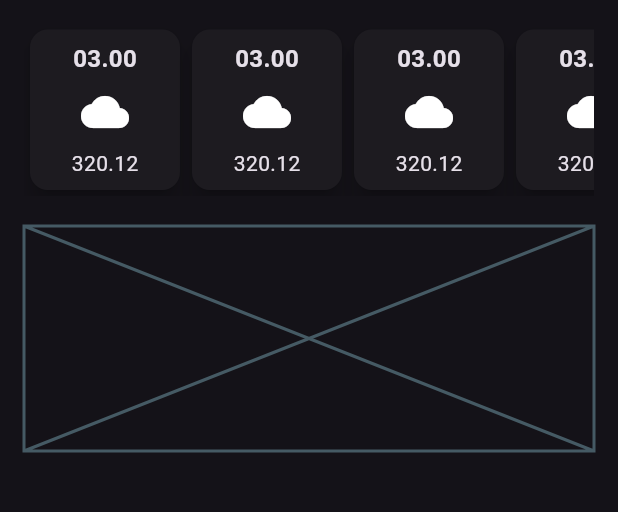
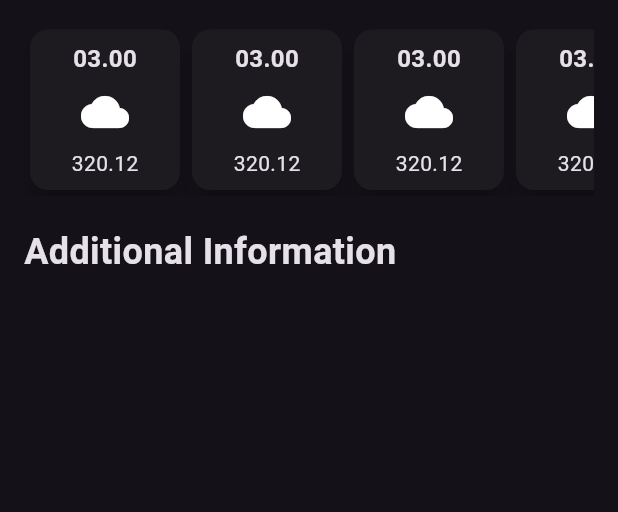
Before and after one commit to gustionusamba24/weather_app, a Flutter app: the screen it shows after launch, on a phone screen of 412 x 824 dp, the part 506-1018 px from its top. Run offline on Flutter 3.47's test engine with Material 2 defaults, Android fonts, the phone set to English and light mode, and no system bars.

Commit message:
initial additional information card

```diff
--- a/lib/weather_screen.dart
+++ b/lib/weather_screen.dart
@@ -93,10 +93,13 @@ class WeatherScreen extends StatelessWidget {
                 ],
               ),
             ),
-
             const SizedBox(height: 20),
-            const Placeholder(
-              fallbackHeight: 150,
+            const Text(
+              "Additional Information",
+              style: TextStyle(
+                fontSize: 24,
+                fontWeight: FontWeight.bold,
+              ),
             ),
           ],
         ),
```
